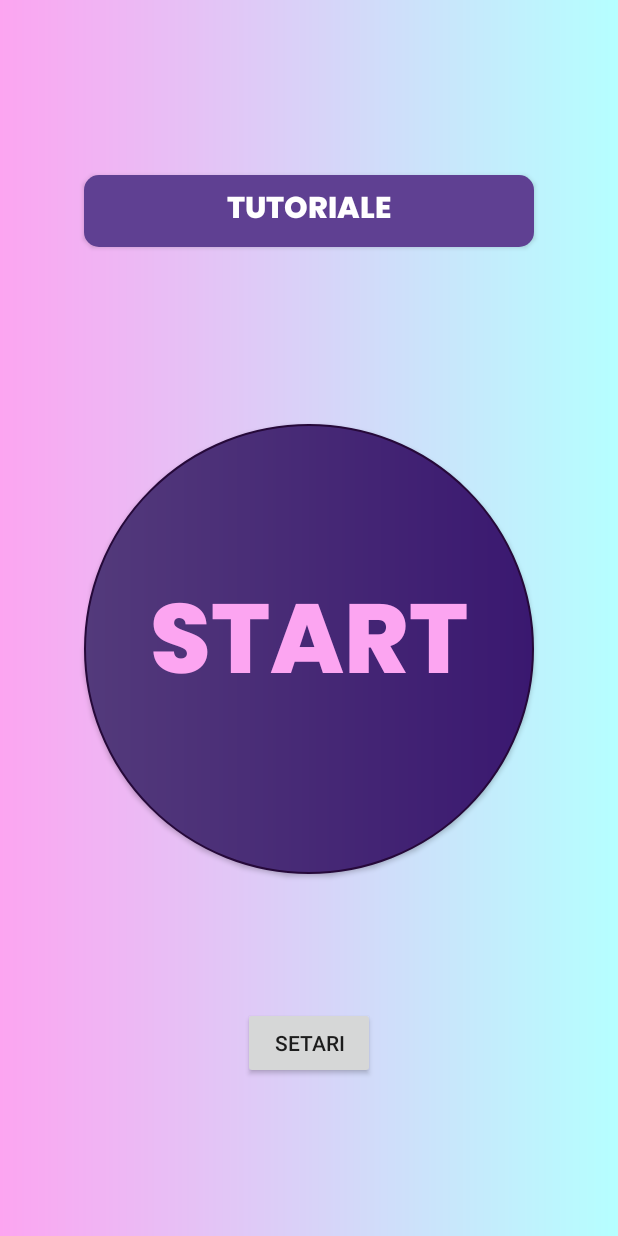
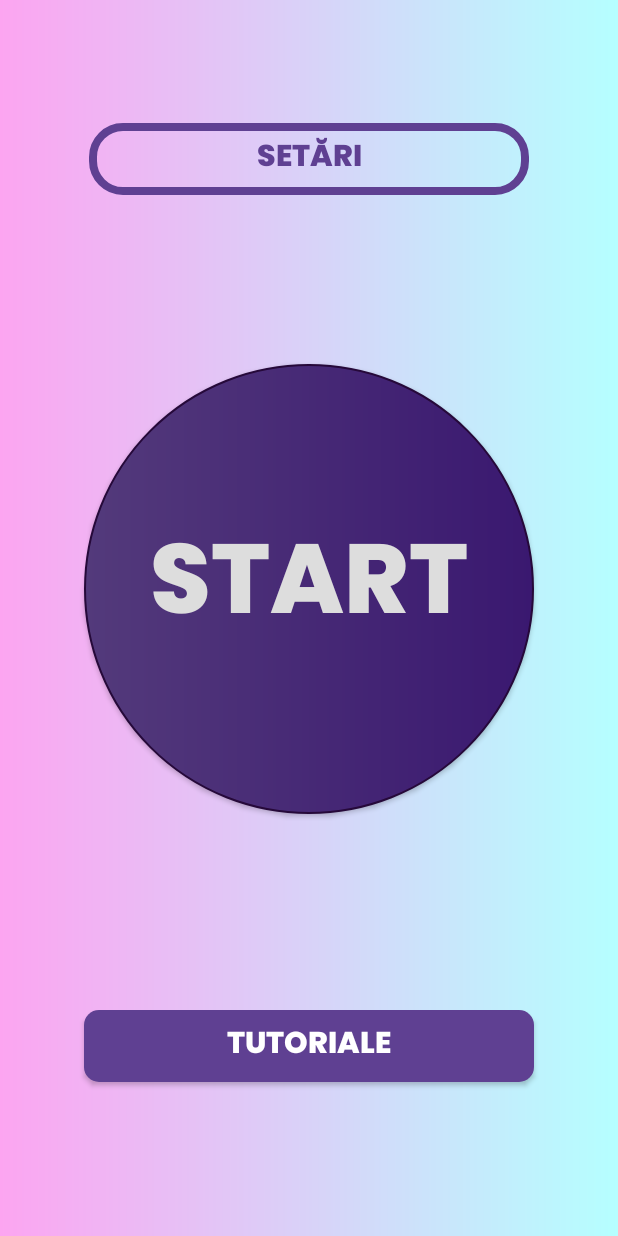
Before and after one commit to Eiline04/Minder, an Android app: the screen it shows after launch once a user with an empty profile is signed in (MainActivity), on a phone screen of 412 x 824 dp. Run offline under Robolectric (Android 15) with nearby library versions, the phone set to English and light mode, and no system bars; our stand-ins replace Firebase (no records; nobody signed in at launch, a user with empty details on screens opened directly).

Commit message:
Working on the tests.

```diff
--- a/app/src/main/AndroidManifest.xml
+++ b/app/src/main/AndroidManifest.xml
@@ -13,7 +13,8 @@
         android:roundIcon="@mipmap/ic_launcher_round"
         android:supportsRtl="true"
         android:theme="@style/AppTheme">
-        <activity android:name=".SettingsActivity"></activity>
+        <activity android:name=".quizzez.WhatIsInPhoto"></activity>
+        <activity android:name=".SettingsActivity" />
         <activity android:name=".quizzez.Test2_WhoIsInPhoto" />
         <activity android:name=".quizzez.Test1_TrueFalse" />
         <activity android:name=".recycler_photo.ShowPhotoActivity" />
--- a/app/src/main/java/com/technovation/sagetech/minder/quizzez/Test1_TrueFalse.java
+++ b/app/src/main/java/com/technovation/sagetech/minder/quizzez/Test1_TrueFalse.java
@@ -37,7 +37,6 @@ public class Test1_TrueFalse extends AppCompatActivity {
     private TextView resultText;
     private Button trueBtn;
     private Button falseBtn;
-    private Button dontKnowButton;
     private View loadingWidget;
 
     @Override
@@ -51,7 +50,6 @@ public class Test1_TrueFalse extends AppCompatActivity {
         questionNumberTextView = findViewById(R.id.numarIntrebare_AsauF);
         trueBtn = findViewById(R.id.trueBtn);
         falseBtn = findViewById(R.id.falseBtn);
-        dontKnowButton = findViewById(R.id.nuStiuBtnAsauF);
         resultText = findViewById(R.id.resultText);
         loadingWidget = findViewById(R.id.loadingProgress);
 
@@ -85,7 +83,6 @@ public class Test1_TrueFalse extends AppCompatActivity {
         questionNumberTextView.setVisibility(visibility);
         trueBtn.setVisibility(visibility);
         falseBtn.setVisibility(visibility);
-        dontKnowButton.setVisibility(visibility);
     }
 
     private void onLoadData(Task<DocumentSnapshot> task) {
@@ -122,7 +119,8 @@ public class Test1_TrueFalse extends AppCompatActivity {
         globalQuestionIndex += 1;
         if (globalQuestionIndex >= Math.min(NUMBER_OF_QUESTIONS, questions.size())) {
             Toast.makeText(Test1_TrueFalse.this, "Să trecem la urmatoarele întrebări!", Toast.LENGTH_SHORT).show();
-            startActivity(new Intent(Test1_TrueFalse.this, Test2_WhoIsInPhoto.class));
+            startActivity(new Intent(Test1_TrueFalse.this, WhatIsInPhoto.class));
+            finish();
         } else {
             view.postDelayed(this::setQuestion, 1000);
         }
--- a/app/src/main/java/com/technovation/sagetech/minder/recycler_photo/RecyclerModel.java
+++ b/app/src/main/java/com/technovation/sagetech/minder/recycler_photo/RecyclerModel.java
@@ -1,6 +1,6 @@
 package com.technovation.sagetech.minder.recycler_photo;
 
-public class RecyclerModel {
+ class RecyclerModel {
     private String imageUrl;
     private String imageName;
     public RecyclerModel() {
--- a/app/src/main/res/layout/activity_main.xml
+++ b/app/src/main/res/layout/activity_main.xml
@@ -4,24 +4,25 @@
     xmlns:tools="http://schemas.android.com/tools"
     android:layout_width="match_parent"
     android:layout_height="match_parent"
-    tools:context=".MainActivity"
-    android:background="@drawable/bg_gradient">
+    android:background="@drawable/bg_gradient"
+    tools:context=".MainActivity">
 
 
     <Button
         android:id="@+id/tutorials"
         android:layout_width="300dp"
         android:layout_height="wrap_content"
+        android:background="@drawable/rectangle_purple_round"
+        android:fontFamily="@font/poppins_extrabold"
         android:text="  tutoriale  "
+        android:textColor="#fff"
         android:textSize="20sp"
-        android:fontFamily="@font/poppins_extrabold"
-        android:textColor="#fff"
         app:layout_constraintBottom_toBottomOf="parent"
         app:layout_constraintEnd_toEndOf="parent"
+        app:layout_constraintHorizontal_bias="0.5"
         app:layout_constraintStart_toStartOf="parent"
         app:layout_constraintTop_toTopOf="parent"
-        app:layout_constraintVertical_bias="0.15"
-        android:background="@drawable/rectangle_purple_round"/>
+        app:layout_constraintVertical_bias="0.868" />
 
     <Button
         android:id="@+id/startBtn"
@@ -31,22 +32,28 @@
         android:fontFamily="@font/poppins_extrabold"
         android:text="Start"
         android:textAlignment="center"
-        android:textColor="#FCA5F1"
+        android:textColor="#DDDDDD"
         android:textSize="65sp"
-        app:layout_constraintBottom_toBottomOf="parent"
+        app:layout_constraintBottom_toTopOf="@+id/tutorials"
         app:layout_constraintEnd_toEndOf="parent"
+        app:layout_constraintHorizontal_bias="0.5"
         app:layout_constraintStart_toStartOf="parent"
-        app:layout_constraintTop_toTopOf="parent"
-        app:layout_constraintVertical_bias="0.54" />
+        app:layout_constraintTop_toBottomOf="@+id/settings"
+        app:layout_constraintVertical_bias="0.464" />
 
     <Button
         android:id="@+id/settings"
-        android:layout_width="wrap_content"
-        android:layout_height="wrap_content"
-        android:text="setari"
+        android:layout_width="293dp"
+        android:layout_height="48dp"
+        android:background="@drawable/rectangle_purple_stroke"
+        android:fontFamily="@font/poppins_extrabold"
+        android:text="setări"
+        android:textColor="#5F4092"
+        android:textSize="20sp"
         app:layout_constraintBottom_toBottomOf="parent"
         app:layout_constraintEnd_toEndOf="parent"
+        app:layout_constraintHorizontal_bias="0.5"
         app:layout_constraintStart_toStartOf="parent"
         app:layout_constraintTop_toTopOf="parent"
-        app:layout_constraintVertical_bias="0.865" />
+        app:layout_constraintVertical_bias="0.106" />
 </androidx.constraintlayout.widget.ConstraintLayout>
```
Also changed, not shown: app/src/main/java/com/technovation/sagetech/minder/FirebaseDataReader.java (deleted, +0 -70 lines), app/src/main/java/com/technovation/sagetech/minder/quizzez/Test2_WhoIsInPhoto.java (+20 -43 lines), app/src/main/java/com/technovation/sagetech/minder/quizzez/WhatIsInPhoto.java (added, +77 -0 lines), app/src/main/res/layout/activity_login.xml (+5 -7 lines), app/src/main/res/layout/activity_test2_who_photo.xml (+27 -1 lines), app/src/main/res/layout/activity_what_is_in_photo.xml (added, +65 -0 lines), app/src/main/res/layout/adevarat_sau_fals.xml (+29 -9 lines), app/src/main/res/drawable/brain_logo.png (added), app/src/main/res/drawable/brain_tr.png (deleted), app/src/main/res/drawable/creierpaint.png (deleted).
